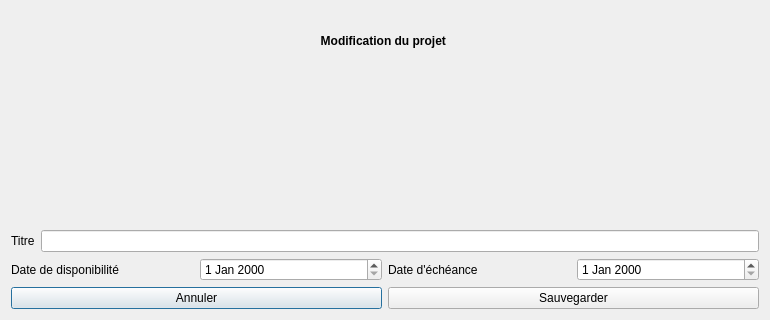
This is Code source/ProjectCalendar/projeteditor.ui in SteveLagache/LO21-ProjectCalendarV2 as Qt 5 draws it before an edit; both pictures show x 0 to 770 and y 154 to 474 of the 770 by 474 pixel window. The edited form follows.
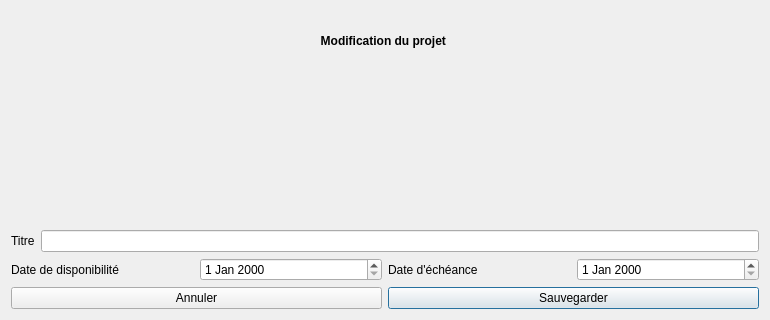
This is the edited form.

```diff
--- a/Code source/ProjectCalendar/projeteditor.ui
+++ b/Code source/ProjectCalendar/projeteditor.ui
@@ -86,6 +86,9 @@
        <property name="text">
         <string>Sauvegarder</string>
        </property>
+       <property name="default">
+        <bool>true</bool>
+       </property>
       </widget>
      </item>
     </layout>
```
Left out of the diff: 19 changed lines with no effect on the pictures.
